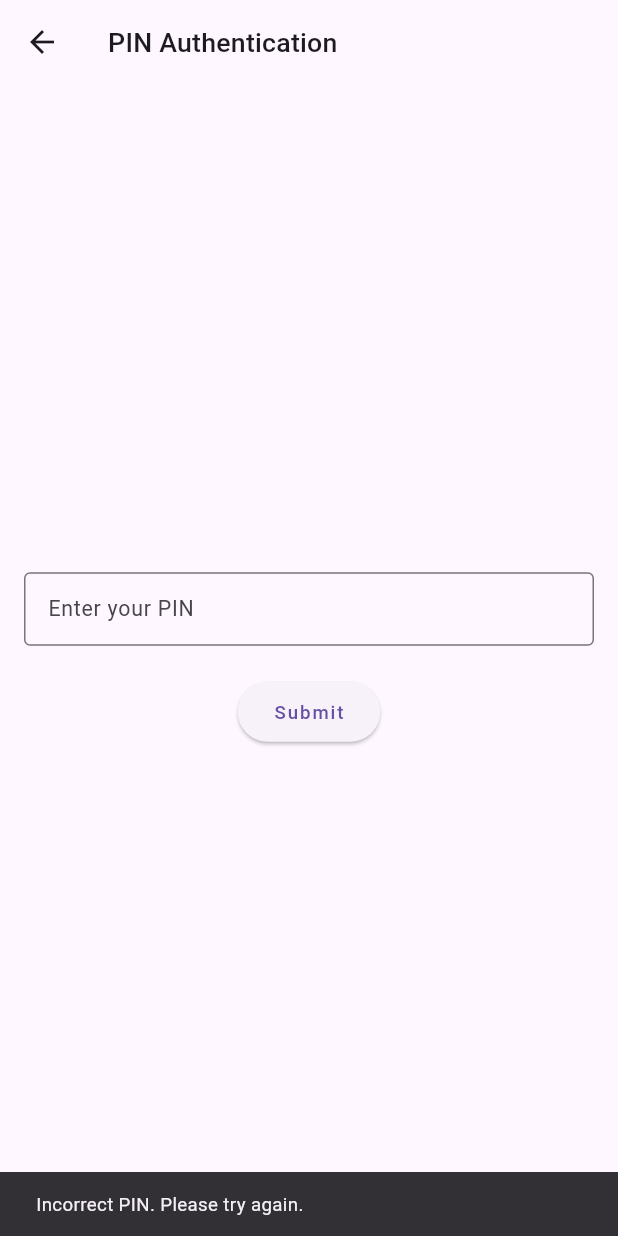
After one commit to mohammedezz20/E_Learnning_App, a Flutter app: the PinAuthScreen screen opened directly, after a tap on "Submit", on a phone screen of 412 x 824 dp. The commit adds this screen. Run offline on Flutter 3.47's test engine with Material 3 defaults, Android fonts, the light colour scheme and no system bars; our stand-ins replace awesome_snackbar_content, bloc, country_picker, curved_navigation_bar, dartz, device_info_plus and 16 more; accounts and stored records are empty.

Commit message:
add pin to local auth services

```diff
--- a/lib/core/local_auth_services.dart
+++ b/lib/core/local_auth_services.dart
@@ -1,3 +1,4 @@
+import 'package:flutter/material.dart';
 import 'package:local_auth/local_auth.dart';
 
 class BiometricAuthService {
@@ -23,4 +24,78 @@ class BiometricAuthService {
     }
     return false;
   }
+
+//  static void handleAuthentication( context) async {
+//   final authService = AuthService();
+
+//   // Attempt to authenticate with fingerprint
+//   bool isAuthenticated = await authService.authenticateWithFingerprint();
+//   if (!isAuthenticated) {
+//     // If fingerprint fails, ask for PIN
+//     bool pinAuthenticated = await authService.authenticateWithPin(context);
+//     if (pinAuthenticated) {
+//       // Proceed to the next screen
+//     } else {
+//       // Handle authentication failure
+//     }
+//   } else {
+//     // Proceed to the next screen
+//   }
+// }
+
+
+
+
 }
+
+
+
+class AuthService {
+  final LocalAuthentication auth = LocalAuthentication();
+
+  Future<bool> authenticateWithFingerprint() async {
+    bool authenticated = false;
+    try {
+      authenticated = await auth.authenticate(
+        localizedReason: 'Please authenticate to access',
+        options: const AuthenticationOptions(
+          stickyAuth: true,
+          biometricOnly: true, // Only allow biometric authentication
+        ),
+      );
+    } catch (e) {
+      print(e);
+    }
+    return authenticated;
+  }
+
+  Future<bool> authenticateWithPin(BuildContext context) async {
+    // Show a dialog to enter the PIN
+    String? enteredPin = await showDialog<String>(
+      context: context,
+      builder: (BuildContext context) {
+        String pin = '';
+        return AlertDialog(
+          title: const Text('Enter PIN'),
+          content: TextField(
+            obscureText: true,
+            onChanged: (value) {
+              pin = value;
+            },
+            decoration: const InputDecoration(hintText: 'Enter your PIN'),
+          ),
+          actions: [
+            TextButton(
+              onPressed: () {
+                Navigator.of(context).pop(pin);
+              },
+              child: const Text('OK'),
+            ),
+          ],
+        );
+      },
+    );
+
+    // Check if the entered PIN matches your stored PIN
+    return enteredPin == 'YOUR_STORED_PIN'; // Replace with your logic
+  }}
--- a/lib/features/Auth/presentation/pages/ResetPassword/new_password_screen.dart
+++ b/lib/features/Auth/presentation/pages/ResetPassword/new_password_screen.dart
@@ -5,6 +5,7 @@ import 'package:e_learning_app/core/utils/widgets/CustomFormField.dart';
 import 'package:e_learning_app/core/utils/widgets/custom_button.dart';
 import 'package:e_learning_app/features/Auth/presentation/cubit/auth_cubit.dart';
 import 'package:e_learning_app/features/Auth/presentation/pages/finger%20print/finger_print_screen.dart';
+import 'package:e_learning_app/features/Auth/presentation/pages/pin_pass_screen.dart';
 import 'package:e_learning_app/features/Auth/presentation/widgets/reset%20pass%20widgets/app_bar.dart';
 import 'package:e_learning_app/features/Auth/presentation/widgets/reset%20pass%20widgets/confirmation_dialog.dart';
 import 'package:e_learning_app/features/Auth/presentation/widgets/reset%20pass%20widgets/reset_pass_image.dart';
@@ -131,7 +132,7 @@ class NewPasswordScreen extends StatelessWidget {
                           builder: (context) {
                             return BlocProvider.value(
                               value: context1.read<AuthCubit>(),
-                              child: FingerprintAuthScreen(),
+                              child: PinAuthScreen(),
                             );
                           },
                         ),
--- /dev/null
+++ b/lib/features/Auth/presentation/pages/pin_pass_screen.dart
@@ -0,0 +1,62 @@
+import 'package:flutter/material.dart';
+
+class PinAuthScreen extends StatefulWidget {
+  @override
+  _PinAuthScreenState createState() => _PinAuthScreenState();
+}
+
+class _PinAuthScreenState extends State<PinAuthScreen> {
+  String _enteredPin = '';
+
+  // Replace this with the actual PIN logic
+  static const String storedPin = '1234'; // Example stored PIN
+
+  void _checkPin(BuildContext context) {
+    if (_enteredPin == storedPin) {
+      // Authentication successful
+      ScaffoldMessenger.of(context).showSnackBar(
+        SnackBar(content: Text('Authentication Successful!')),
+      );
+      // Proceed to next screen or action
+    } else {
+      // Authentication failed
+      ScaffoldMessenger.of(context).showSnackBar(
+        SnackBar(content: Text('Incorrect PIN. Please try again.')),
+      );
+    }
+  }
+
+  @override
+  Widget build(BuildContext context) {
+    return Scaffold(
+      appBar: AppBar(
+        title: const Text('PIN Authentication'),
+      ),
+      body: Center(
+        child: Padding(
+          padding: const EdgeInsets.all(16.0),
+          child: Column(
+            mainAxisAlignment: MainAxisAlignment.center,
+            children: [
+              TextField(
+                obscureText: true, // Hides the PIN as the user types
+                onChanged: (value) {
+                  _enteredPin = value; // Capture the entered PIN
+                },
+                decoration: const InputDecoration(
+                  hintText: 'Enter your PIN',
+                  border: OutlineInputBorder(),
+                ),
+              ),
+              const SizedBox(height: 20),
+              ElevatedButton(
+                onPressed: () => _checkPin(context), // Check the entered PIN
+                child: const Text('Submit'),
+              ),
+            ],
+          ),
+        ),
+      ),
+    );
+  }
+}
```
